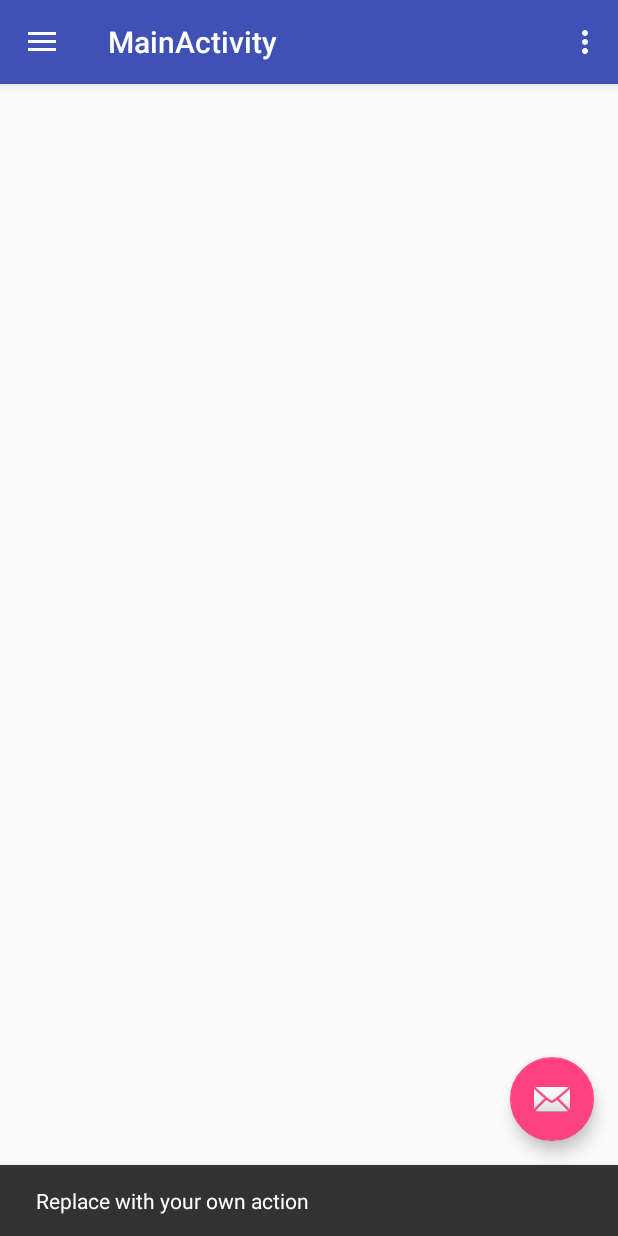
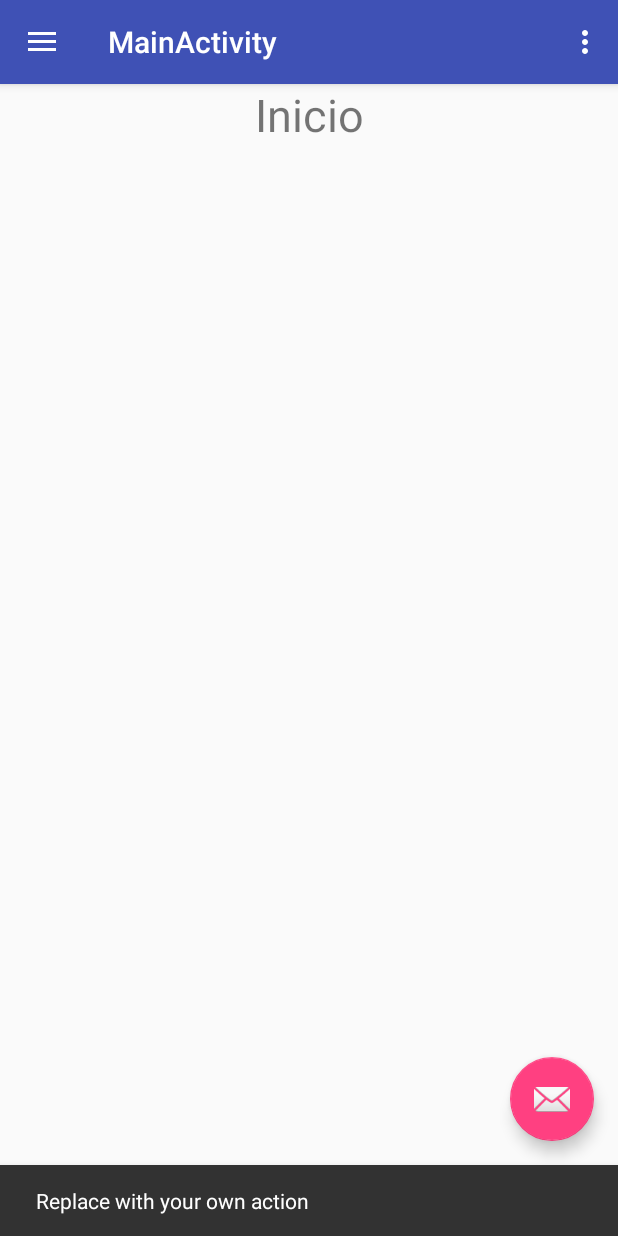
Before and after one commit to exdevutem/android-utem, an Android app: the MainActivity screen opened directly, with no data from a screen before it, after a tap on an icon or button, on a phone screen of 412 x 824 dp. Run offline under Robolectric (Android 15) with nearby library versions, the light colour scheme and no system bars.

Commit message:
Se crean y arreglan fragments del menú lateral

```diff
--- a/app/build.gradle
+++ b/app/build.gradle
@@ -29,5 +29,6 @@ dependencies {
     compile 'com.android.support.constraint:constraint-layout:1.0.2'
     compile 'com.loopj.android:android-async-http:1.4.9'
     compile 'com.android.support:design:26.+'
+    compile 'com.android.support:support-v4:26.+'
     testCompile 'junit:junit:4.12'
 }
--- /dev/null
+++ b/app/src/main/java/cl/inndev/utem/InicioFragment.java
@@ -0,0 +1,18 @@
+package cl.inndev.utem;
+
+import android.os.Bundle;
+import android.support.v4.app.Fragment;
+import android.view.LayoutInflater;
+import android.view.View;
+import android.view.ViewGroup;
+
+
+public class InicioFragment extends Fragment {
+
+    @Override
+    public View onCreateView(LayoutInflater inflater, ViewGroup container,
+                             Bundle savedInstanceState) {
+        // Inflate the layout for this fragment
+        return inflater.inflate(R.layout.fragment_inicio, container, false);
+    }
+}
--- a/app/src/main/res/layout/activity_main.xml
+++ b/app/src/main/res/layout/activity_main.xml
@@ -9,6 +9,7 @@
     tools:openDrawer="start">
 
     <include
+        android:id="@+id/layoutFondo"
         layout="@layout/app_bar_main"
         android:layout_width="match_parent"
         android:layout_height="match_parent" />
--- a/app/src/main/res/layout/app_bar_main.xml
+++ b/app/src/main/res/layout/app_bar_main.xml
@@ -20,8 +20,6 @@
 
     </android.support.design.widget.AppBarLayout>
 
-    <include layout="@layout/content_main" />
-
     <android.support.design.widget.FloatingActionButton
         android:id="@+id/fab"
         android:layout_width="wrap_content"
@@ -30,4 +28,8 @@
         android:layout_margin="@dimen/fab_margin"
         app:srcCompat="@android:drawable/ic_dialog_email" />
 
+    <include
+        android:id="@+id/mainlayout"
+        layout="@layout/content_main" />
+
 </android.support.design.widget.CoordinatorLayout>
--- a/app/src/main/res/layout/content_main.xml
+++ b/app/src/main/res/layout/content_main.xml
@@ -2,6 +2,7 @@
 <android.support.constraint.ConstraintLayout xmlns:android="http://schemas.android.com/apk/res/android"
     xmlns:app="http://schemas.android.com/apk/res-auto"
     xmlns:tools="http://schemas.android.com/tools"
+    android:id="@+id/homeID"
     android:layout_width="match_parent"
     android:layout_height="match_parent"
     app:layout_behavior="@string/appbar_scrolling_view_behavior"
--- /dev/null
+++ b/app/src/main/res/layout/fragment_inicio.xml
@@ -0,0 +1,17 @@
+<FrameLayout xmlns:android="http://schemas.android.com/apk/res/android"
+    xmlns:tools="http://schemas.android.com/tools"
+    android:layout_width="match_parent"
+    android:layout_height="match_parent"
+    tools:context="cl.inndev.utem.HorarioFragment">
+
+    <!-- TODO: Update blank fragment layout -->
+
+    <TextView
+        android:id="@+id/textView"
+        android:layout_width="match_parent"
+        android:layout_height="50dp"
+        android:text="Inicio"
+        android:textAlignment="center"
+        android:textSize="30sp" />
+
+</FrameLayout>
--- a/app/src/main/res/menu/activity_main_drawer.xml
+++ b/app/src/main/res/menu/activity_main_drawer.xml
@@ -2,6 +2,10 @@
 <menu xmlns:android="http://schemas.android.com/apk/res/android">
 
     <group android:checkableBehavior="single">
+        <item
+            android:id="@+id/nav_inicio"
+            android:icon="@drawable/ic_menu_manage"
+            android:title="Inicio" />
         <item
             android:id="@+id/nav_horario"
             android:icon="@drawable/ic_menu_camera"
--- a/app/src/main/res/values/strings.xml
+++ b/app/src/main/res/values/strings.xml
@@ -7,4 +7,7 @@
 
     <string name="action_settings">Settings</string>
     <string name="title_activity_main">MainActivity</string>
+
+    <!-- TODO: Remove or change this placeholder text -->
+    <string name="hello_blank_fragment">Hello blank fragment</string>
 </resources>
```
Also changed, not shown: app/src/main/java/cl/inndev/utem/AsignaturasFragment.java (added, +18 -0 lines), app/src/main/java/cl/inndev/utem/HorarioFragment.java (added, +21 -0 lines), app/src/main/java/cl/inndev/utem/MainActivity.java (+18 -1 lines), app/src/main/java/cl/inndev/utem/NotaFragment.java (added, +18 -0 lines), app/src/main/java/cl/inndev/utem/SesaesFragment.java (added, +18 -0 lines), app/src/main/res/layout/fragment_asignaturas.xml (added, +17 -0 lines), app/src/main/res/layout/fragment_horario.xml (added, +17 -0 lines), app/src/main/res/layout/fragment_nota.xml (added, +17 -0 lines), app/src/main/res/layout/fragment_sesaes.xml (added, +17 -0 lines).
